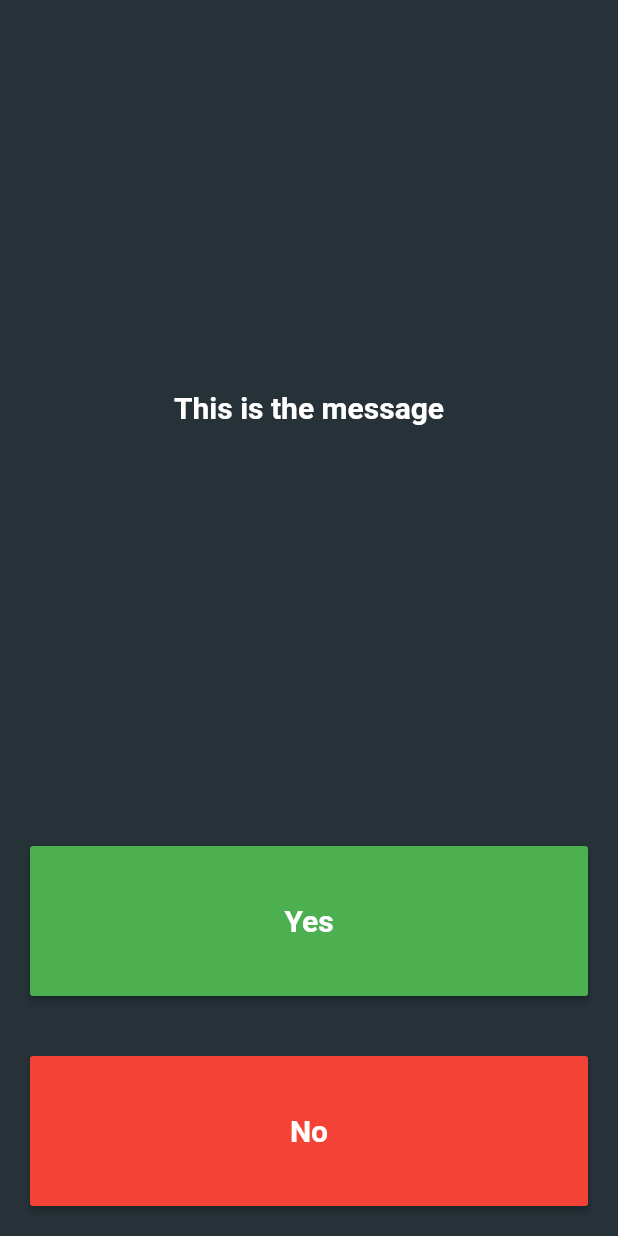
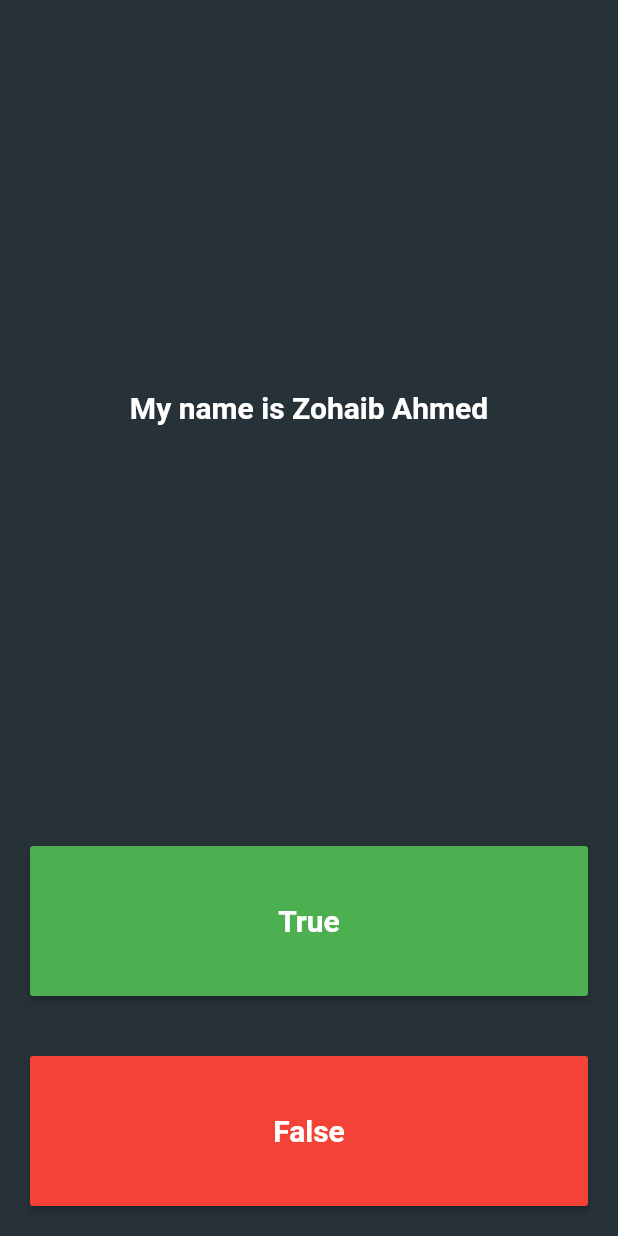
Before and after one commit to Zohaib1397/simple_flutter_quiz_app, a Flutter app: the screen it shows after launch, on a phone screen of 412 x 824 dp. Run offline on Flutter 3.47's test engine with Material 2 defaults, Android fonts, the phone set to English and light mode, and no system bars.

Commit message:
Added the true and false tick capability along with the questions

```diff
--- a/lib/main.dart
+++ b/lib/main.dart
@@ -43,6 +43,21 @@ class _quiz_homeState extends State<quiz_home> {
     );
   }
 
+  List<Widget> recordKeeper = [];
+  List questions = [
+    'My name is Zohaib Ahmed',
+    'Osama is a wonderful person',
+    'Moiz is the nicest person in the world',
+    'I have a Potato friend named Osama',
+  ];
+  List<bool> answers = [
+    true,
+    false,
+    true,
+    true,
+  ];
+  int currentQuestion = 0;
+
   @override
   Widget build(BuildContext context) {
     return MaterialApp(
@@ -53,22 +68,68 @@ class _quiz_homeState extends State<quiz_home> {
             children: [
               Expanded(
                 child: Container(
-                  child:
-                      Center(child: customText(message: 'This is the message')),
+                  child: Center(
+                      child: customText(
+                    message: questions[currentQuestion],
+                  )),
                 ),
               ),
               Container(
                 child: Column(
                   children: [
                     customButton(
-                      text: 'Yes',
-                      onPressed: () {},
+                      text: 'True',
+                      onPressed: () {
+                        setState(() {
+                          if (answers[currentQuestion]) {
+                            recordKeeper.add(const Icon(
+                              Icons.check,
+                              color: Colors.green,
+                            ));
+                          } else {
+                            recordKeeper.add(const Icon(
+                              Icons.close,
+                              color: Colors.red,
+                            ));
+                          }
+                          if (currentQuestion == 3) {
+                            currentQuestion = 0;
+                          } else {
+                            currentQuestion++;
+                          }
+                        });
+                      },
                     ),
                     customButton(
-                      text: 'No',
+                      text: 'False',
                       color: Colors.red,
-                      onPressed: () {},
+                      onPressed: () {
+                        setState(() {
+                          if (answers[currentQuestion] == false) {
+                            recordKeeper.add(const Icon(
+                              Icons.check,
+                              color: Colors.green,
+                            ));
+                          } else {
+                            recordKeeper.add(const Icon(
+                              Icons.close,
+                              color: Colors.red,
+                            ));
+                          }
+                          if (currentQuestion == 3) {
+                            currentQuestion = 0;
+                          } else {
+                            currentQuestion++;
+                          }
+                        });
+                      },
                     ),
+                    Padding(
+                      padding: const EdgeInsets.only(left: 20.0),
+                      child: Row(
+                        children: recordKeeper,
+                      ),
+                    )
                   ],
                 ),
               ),
```
